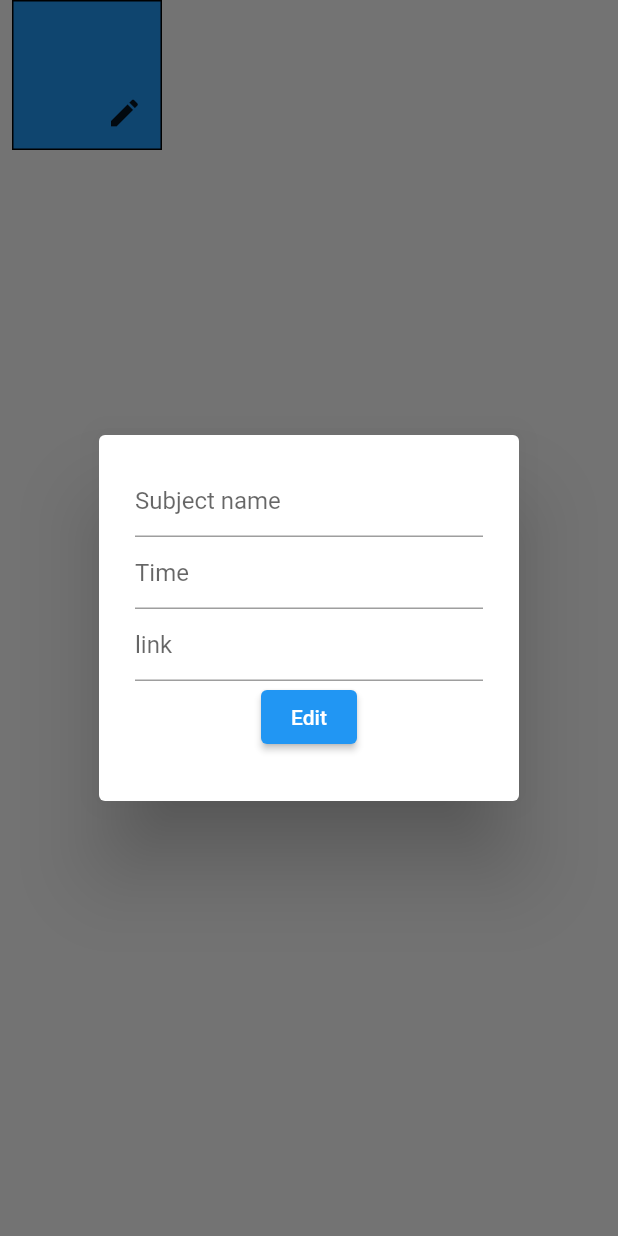
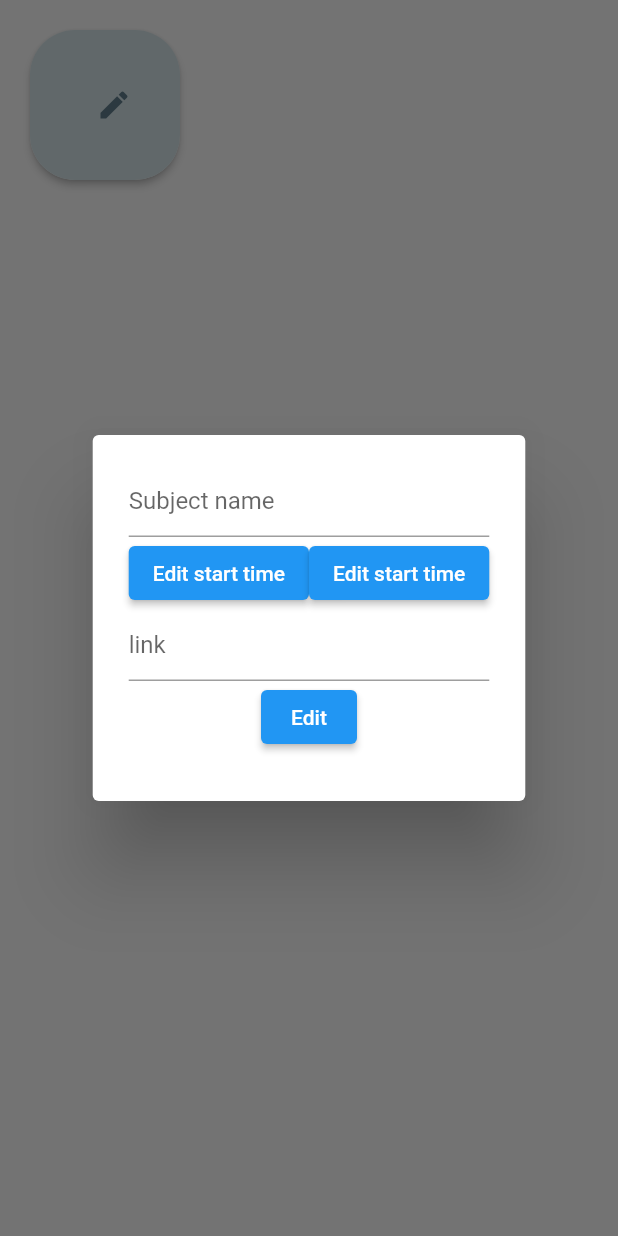
Before and after one commit to DhrupamP/JoinClass, a Flutter app: the Cell widget shown alone on an empty page, opened directly with empty values, after a tap on the "edit" icon, on a phone screen of 412 x 824 dp. Run offline on Flutter 3.47's test engine with Material 2 defaults, Android fonts, the phone set to English and light mode, and no system bars; our stand-ins replace firebase_auth, firebase_core, firebase_database; accounts and stored records are empty; network calls fail.

Commit message:
merge code

```diff
--- a/lib/Components/cell.dart
+++ b/lib/Components/cell.dart
@@ -28,24 +28,34 @@ class _CellState extends State<Cell> {
   @override
   Widget build(BuildContext context) {
     return Padding(
-      padding: const EdgeInsets.only(left: 8.0),
+      padding: const EdgeInsets.all(20.0),
+      child: Material(
+        elevation: 2,
+        borderRadius: BorderRadius.all(Radius.circular(30)),
         child: Container(
           height: 100,
           width: 100,
           decoration: BoxDecoration(
-          color: Colors.blue,
-          border: Border.all(color: Colors.black),
-        ),
-        child: Column(
+              color: Color(0xffD3E2E7),
+              // border: Border.all(color: Colors.black),
+              borderRadius: BorderRadius.all(Radius.circular(30))),
+          child: Padding(
+            padding: EdgeInsets.all(20),
+            child: Row(
               children: [
                 Text(
-              widget.sub,
-              style: TextStyle(fontSize: 20),
+                  widget.time,
+                  style: TextStyle(fontSize: 20, color: Colors.blueGrey),
                 ),
                 Spacer(),
-            Row(
-              mainAxisAlignment: MainAxisAlignment.end,
-              children: [
+                Text(
+                  widget.sub,
+                  style: TextStyle(
+                      fontSize: 20,
+                      color: Colors.blueGrey,
+                      fontWeight: FontWeight.bold),
+                ),
+                Spacer(),
                 IconButton(
                     onPressed: () {
                       showDialog(
@@ -59,10 +69,13 @@ class _CellState extends State<Cell> {
                       setState(() {
                       });
                     },
-                    icon: Icon(Icons.edit))
+                    icon: Icon(
+                      Icons.edit,
+                      color: Colors.blueGrey,
+                    ))
               ],
-            )
-          ],
+            ),
+          ),
         ),
       ),
     );
--- a/lib/constants.dart
+++ b/lib/constants.dart
@@ -1,6 +1,7 @@
 import 'package:firebase_database/firebase_database.dart';
+
 final database = FirebaseDatabase.instance.ref();
-String uid ="";
+String uid = "P3RGCPnA5ldTszcxHhwvUgSCTAt1";
 const List<String> weekDays = [
   'Monday',
   'Tuesday',
@@ -10,8 +11,8 @@ const List<String> weekDays = [
   'Saturday'
 ];
 
-Future getData(String da) async{
+Future getData(String da) async {
   DatabaseReference dayref = database.child("/" + uid + "/" + da);
-  DatabaseEvent event= await dayref.once();
+  DatabaseEvent event = await dayref.once();
   return event.snapshot.value;
 }
--- a/lib/main.dart
+++ b/lib/main.dart
@@ -7,7 +7,8 @@ import 'auth/register.dart';
 void main() async {
   WidgetsFlutterBinding.ensureInitialized();
   await Firebase.initializeApp();
-  runApp(MaterialApp(
-    home: Register(),
+
+  runApp(const MaterialApp(
+    home: TimeTable(),
   ));
 }
```
Also changed, not shown: lib/Components/edit_alert.dart (+43 -7 lines), lib/daypage.dart (+19 -11 lines), lib/timetable.dart (+21 -15 lines). Lines whose indentation alone changed are shown as unchanged.
